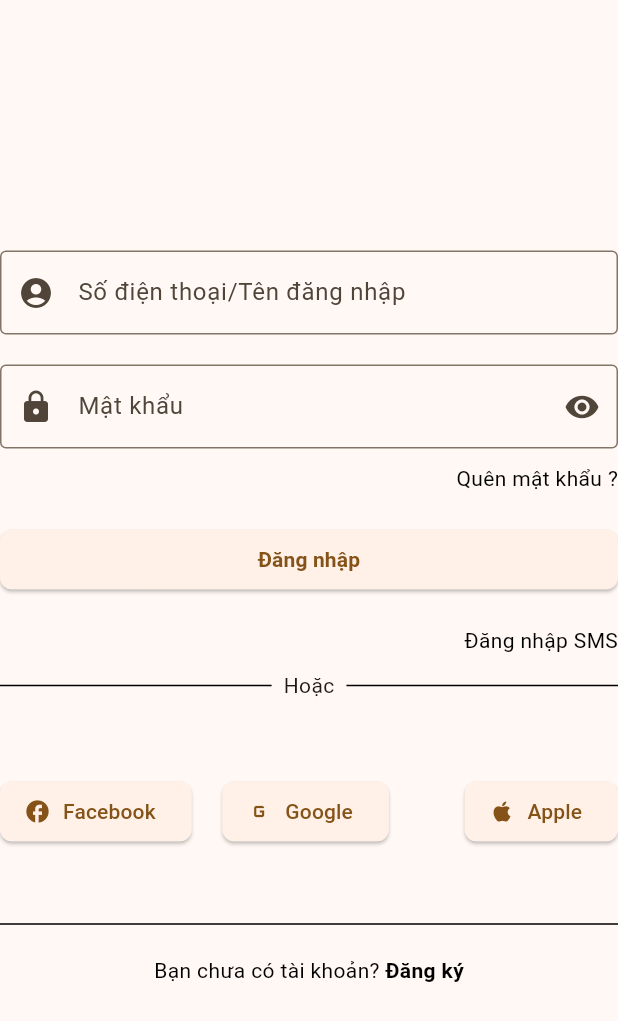
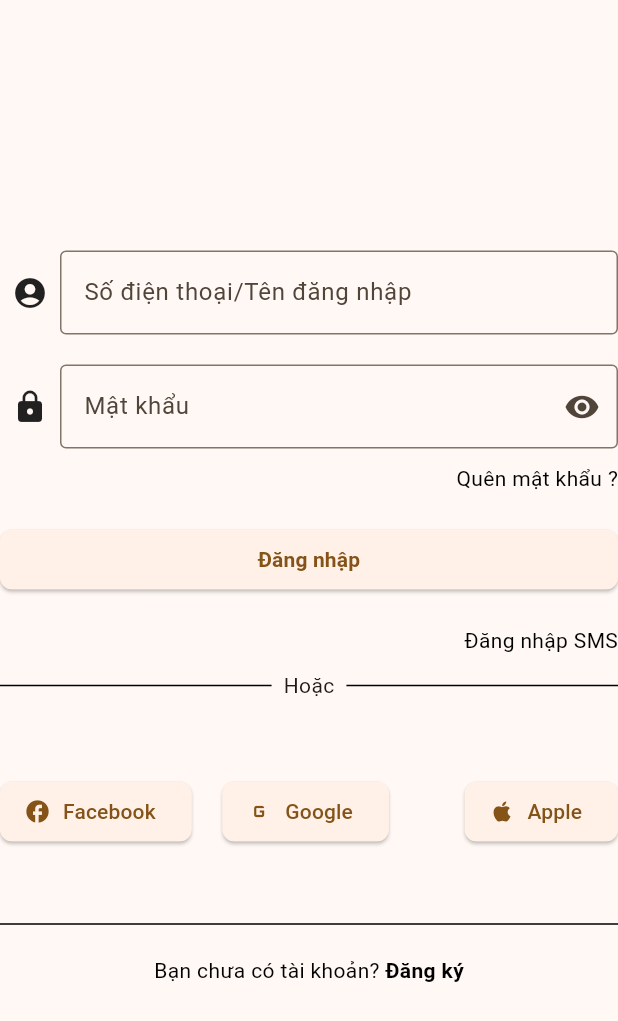
Before and after one commit to DaoTanP/app_ban_sach_bookie, a Flutter app: the LoginBody widget shown alone on an empty page, opened directly, on a phone screen of 412 x 824 dp. Shown: the top 1021 px of the screen. Run offline on Flutter 3.47's test engine with Material 2 defaults, Android fonts, the phone set to English and light mode, and no system bars.

Commit message:
Sửa vị trí Icon TextFormField

```diff
--- a/lib/features/auth/views/login_page.dart
+++ b/lib/features/auth/views/login_page.dart
@@ -32,19 +32,38 @@ class LoginBody extends StatelessWidget {
     return Column(
       mainAxisAlignment: MainAxisAlignment.center,
       children: [
-        TextFormField(
+        Row(
+          children: [
+            Padding(
+              padding: EdgeInsets.all(8.0),
+              child: Icon(
+                Icons.account_circle,
+              ),
+            ),
+            Expanded(
+              child: TextFormField(
                 decoration: InputDecoration(
                   labelText: 'Số điện thoại/Tên đăng nhập',
-            border: OutlineInputBorder(),
-            prefixIcon: Icon(Icons.account_circle), // Icon tài khoản
+                  border: OutlineInputBorder(), // Icon tài khoản
                 ),
               ),
+            ),
+          ],
+        ),
         SizedBox(height: 20),
-        TextFormField(
+        Row(
+          children: [
+            Padding(
+              padding: EdgeInsets.all(8.0),
+              child: Icon(
+                Icons.lock,
+              ),
+            ),
+            Expanded(
+              child: TextFormField(
                 decoration: InputDecoration(
                   labelText: 'Mật khẩu',
-            border: OutlineInputBorder(),
-            prefixIcon: Icon(Icons.lock), // Icon mật khẩu
+                  border: OutlineInputBorder(),// Icon mật khẩu
                   suffixIcon: IconButton(
                     onPressed: () {
                       // Toggle logic to show/hide password
@@ -54,6 +73,9 @@ class LoginBody extends StatelessWidget {
                   ),
                 ),
                 obscureText: true,
+              ),
+            ),
+          ],
         ),
         SizedBox(height: 10), // Khoảng cách giữa ô mật khẩu và "Quên mật khẩu"
         Row(
--- a/lib/features/auth/views/signup_page.dart
+++ b/lib/features/auth/views/signup_page.dart
@@ -49,12 +49,19 @@ class SignupBody extends StatelessWidget {
               content: Column(
                 mainAxisAlignment: MainAxisAlignment.center,
                 children: [
-                  TextFormField(
+                  Row(
+                    children: [
+                      Padding(
+                        padding: EdgeInsets.all(8.0),
+                        child: Icon(
+                          Icons.account_circle,
+                        ),
+                      ),
+                      Expanded(
+                        child: TextFormField(
                           decoration: InputDecoration(
                             labelText: 'Số điện thoại/Tên đăng nhập',
                             border: OutlineInputBorder(),
-                      prefixIcon: Icon(Icons.account_circle),
-                      // Biểu tượng ẩn/ hiển thị
                             suffixIcon: IconButton(
                               onPressed: () {
                                 //Xử lý ẩn/ hiển thị
@@ -63,6 +70,9 @@ class SignupBody extends StatelessWidget {
                                   .visibility),
                             ),
                           ),
+                        ),
+                      ),
+                    ],
                   ),
                   SizedBox(height: 50),
                   Row(
```
Lines whose indentation alone changed are shown as unchanged.
